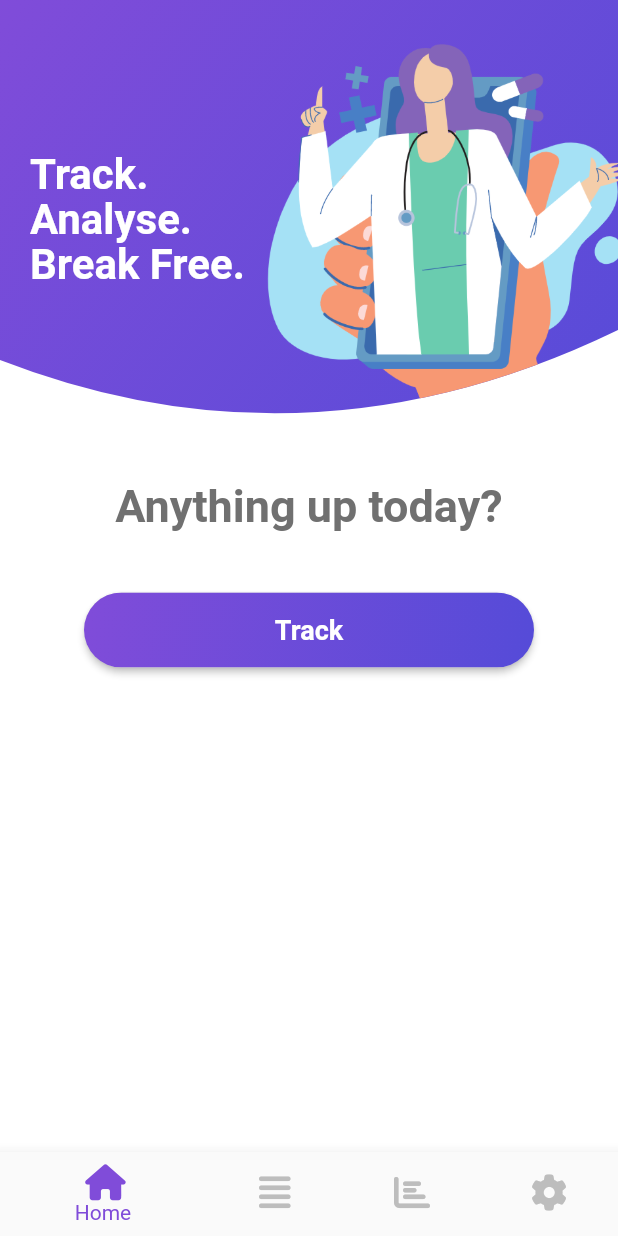
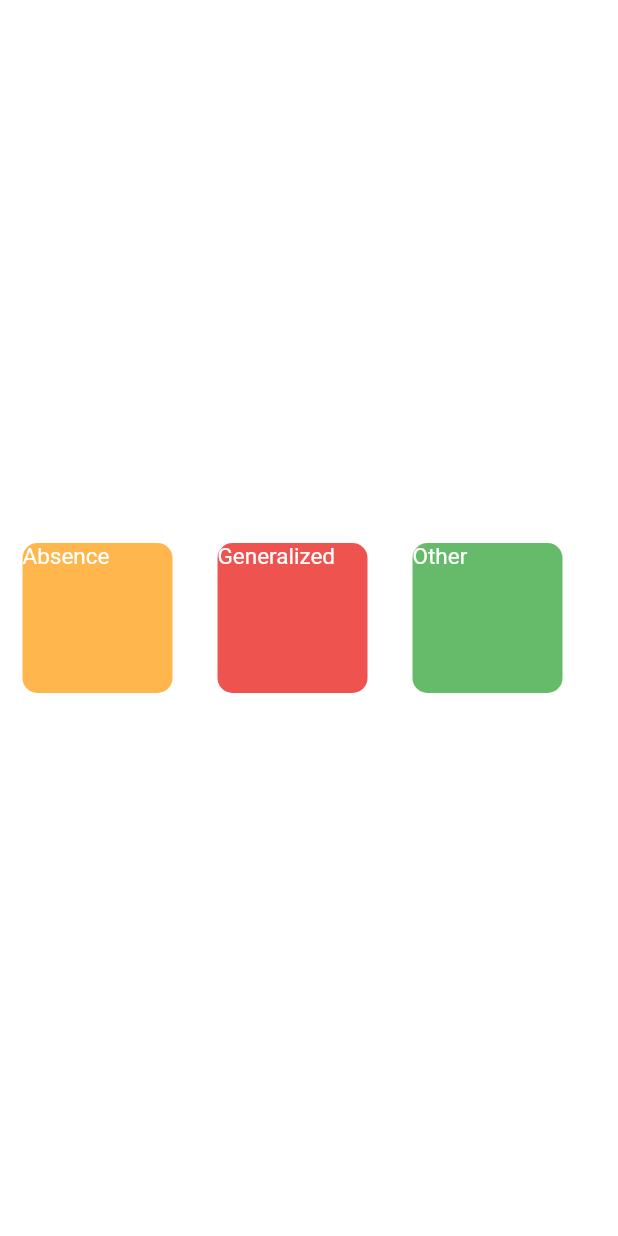
Before and after one commit to Miasaya/track_seizure, a Flutter app: the screen it shows after launch, after a tap on "Track", on a phone screen of 412 x 824 dp. Run offline on Flutter 3.47's test engine with Material 2 defaults, Android fonts, the phone set to English and light mode, and no system bars; our stand-ins replace flutter_icons, flutter_svg; Roboto replaces fonts that are missing (April, Open).

Commit message:
Started Track page

```diff
--- a/lib/component/constants.dart
+++ b/lib/component/constants.dart
@@ -20,3 +20,16 @@ const TextStyle kTrackingButton = TextStyle(
   fontFamily: 'Open',
   color: Colors.white,
   );
+
+const TextStyle kNewEntryTextStyleInactive = TextStyle(
+  fontSize: 15,
+  fontFamily: 'April',
+  color: Colors.white,
+  );
+
+const TextStyle kNewEntryTextStyleActive = TextStyle(
+  fontSize: 18,
+  fontWeight: FontWeight.bold,
+  fontFamily: 'April',
+  color: Colors.white,
+  );
--- a/lib/component/header.dart
+++ b/lib/component/header.dart
@@ -12,7 +12,7 @@ class Header extends StatelessWidget {
       clipper: TrackClipper(),
       child: Container(
           width: double.infinity,
-          height: 320.0,
+          height: 450.0,
           decoration: BoxDecoration(
               gradient: LinearGradient(
                   begin: Alignment.bottomRight,
@@ -24,31 +24,21 @@ class Header extends StatelessWidget {
           child: Column(
             children: <Widget>[
               Expanded(
-                  child: Stack(
+                child: Stack(
                 children: <Widget>[
+                  Padding(
+                    padding: const EdgeInsets.only(top: 50.0),
+                    child: Text('Track. Analyse. Break Free.', style : kHeaderTextStyle),
+                  ),
                   Positioned(
-                    left : 150,
+                    top: 80,
                     child: Image.asset(
                       'assets/images/doctor.png',
-                      width: 280,
+                      width: 330,
                       fit: BoxFit.fitWidth,
                     ),
                   ),
-                  Positioned(
-                    top: 100,
-                    left :20,
-                    child: Text('Track.', style : kHeaderTextStyle),
-                  ),
-                  Positioned(
-                    top: 130,
-                    left :20,
-                    child: Text('Analyse.', style : kHeaderTextStyle),
-                  ),
-                  Positioned(
-                    top: 160,
-                    left :20,
-                    child: Text('Break Free.', style : kHeaderTextStyle),
-                  ),
+
                 ],
               )),
             ],
@@ -63,7 +53,7 @@ class TrackClipper extends CustomClipper<Path> {
     Path path = Path();
     path.lineTo(0, size.height - 80);
     path.quadraticBezierTo(
-        size.width / 2, size.height, size.width, size.height - 100);
+        size.width / 2, size.height, size.width, size.height - 90);
     path.lineTo(size.width, 0);
     path.close();
 
--- /dev/null
+++ b/lib/screens/new_entry.dart
@@ -0,0 +1,102 @@
+import 'package:flutter/material.dart';
+import 'package:track_seizure/component/constants.dart';
+
+
+enum Type {
+  absence,
+  tc,
+  other
+}
+
+enum Feeling {
+  pls,
+  sore,
+  fine,
+}
+
+class NewEntryPage extends StatefulWidget {
+  NewEntryPage({Key key}) : super(key: key);
+
+  @override
+  _NewEntryPageState createState() => _NewEntryPageState();
+}
+
+class _NewEntryPageState extends State<NewEntryPage> {
+  Type selectedType;
+  double lenght = 1.0;
+  Feeling feel;
+
+  @override
+  Widget build(BuildContext context) {
+    return Scaffold(
+        backgroundColor: Colors.white,
+        body: Column(
+          children: [
+            Expanded(
+                child: Row(
+                  children: [
+                    EntryOption(
+                      colour: Colors.orange[300],
+                      text: 'Absence',
+                      onPress: () {
+                        setState(() {
+                        selectedType = Type.absence;
+                      });},
+                      textstyle: selectedType == Type.absence
+                      ? kNewEntryTextStyleActive
+                      : kNewEntryTextStyleInactive,
+                    ),
+                    EntryOption(
+                      colour: Colors.red[400],
+                      text: 'Generalized',
+                      onPress: () {
+                        setState(() {
+                        selectedType = Type.tc;
+                      });},
+                      textstyle: selectedType == Type.tc
+                      ? kNewEntryTextStyleActive
+                      : kNewEntryTextStyleInactive,
+                    ),
+                    EntryOption(
+                      colour: Colors.green[400],
+                      text: 'Other',
+                      onPress: () {
+                        setState(() {
+                        selectedType = Type.other;
+                      });},
+                      textstyle: selectedType == Type.other
+                      ? kNewEntryTextStyleActive
+                      : kNewEntryTextStyleInactive,
+                    ),
+              ],
+            ))
+          ],
+        ));
+  }
+}
+
+class EntryOption extends StatelessWidget {
+  EntryOption({@required this.colour, this.text, this.onPress, this.textstyle});
+
+  final Color colour;
+  final String text;
+  final Function onPress;
+  final TextStyle textstyle;
+
+  @override
+  Widget build(BuildContext context) {
+    return GestureDetector(
+      onTap: () {},
+      child: Container(
+        width: 100.0,
+        height: 100.0,
+        child: Text(text, style : textstyle),
+        margin: EdgeInsets.all(15.0),
+        decoration: BoxDecoration(
+          color: colour,
+          borderRadius: BorderRadius.circular(10.0),
+    ),
+                  ),
+                );
+  }
+}
--- a/lib/screens/tracking_page.dart
+++ b/lib/screens/tracking_page.dart
@@ -3,6 +3,7 @@ import 'package:flutter_svg/flutter_svg.dart';
 
 import 'package:track_seizure/component/constants.dart';
 import 'package:track_seizure/component/header.dart';
+import 'new_entry.dart';
 
 class TrackingPage extends StatefulWidget {
   TrackingPage({Key key}) : super(key: key);
@@ -22,12 +23,17 @@ class _TrackingPageState extends State<TrackingPage> {
           style: trackHeaderStyle,
         ),
         SizedBox(
-          height: 40.0,
+          height: 30.0,
         ),
         Container(
           height: 50.0,
           child: RaisedButton(
-            onPressed: () {},
+            onPressed: () {
+              Navigator.push(context, MaterialPageRoute(builder: (context){
+              return NewEntryPage();
+              }
+              ));
+            },
             shape: RoundedRectangleBorder(
                 borderRadius: BorderRadius.circular(80.0)),
             padding: EdgeInsets.all(0.0),
```
